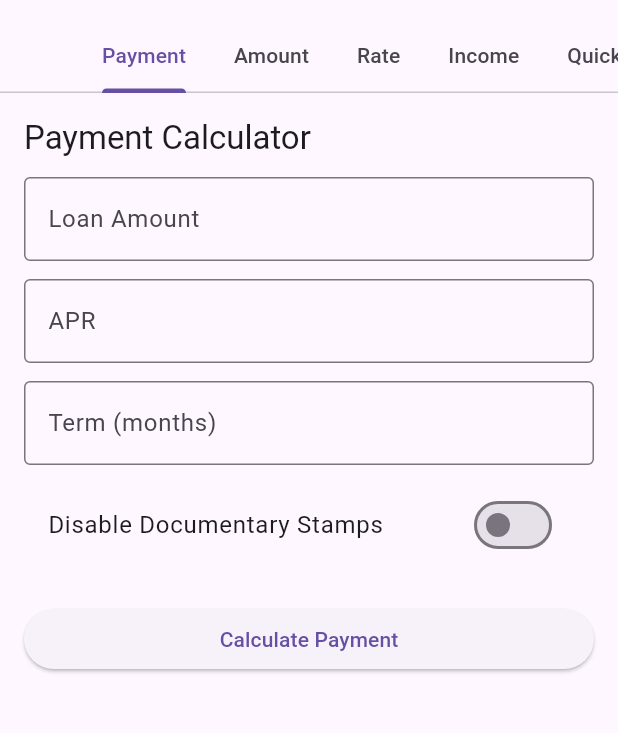
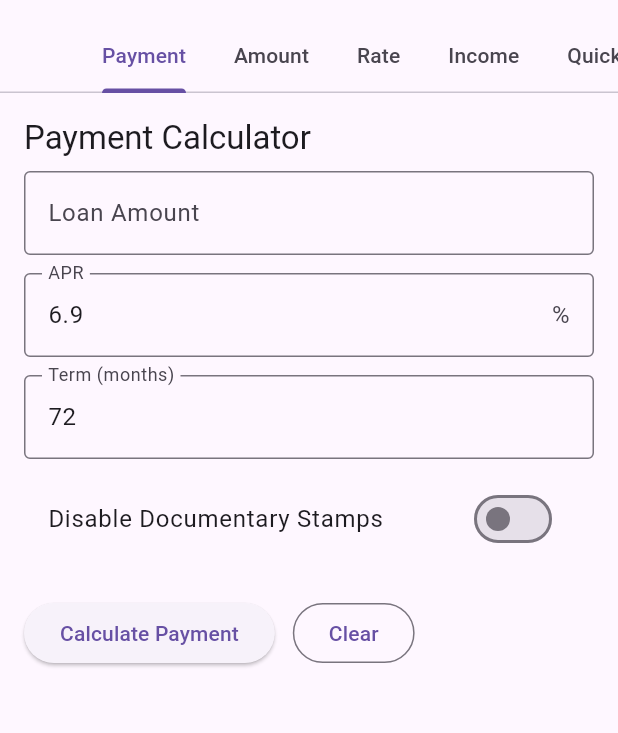
Before and after one commit to seanzmc/stingcalc_flutter, a Flutter app: the screen it shows after launch, on a phone screen of 412 x 824 dp, the part 63-796 px from its top. Run offline on Flutter 3.47's test engine with Material 3 defaults, Android fonts, the phone set to English and light mode, and no system bars.

Commit message:
added clear buttons

```diff
--- a/lib/payment_calculator_screen.dart
+++ b/lib/payment_calculator_screen.dart
@@ -28,6 +28,8 @@ class _PaymentCalculatorScreenState extends State<PaymentCalculatorScreen> {
   double? _totalLoan;
   double? _totalCost;
 
+  String? _errorMessage;
+
   @override
   void initState() {
     super.initState();
@@ -35,6 +37,9 @@ class _PaymentCalculatorScreenState extends State<PaymentCalculatorScreen> {
       _loanAmountController.text =
           widget.initialLoanAmount!.toStringAsFixed(2);
     }
+    // sensible defaults
+    _rateController.text = '6.9';
+    _termController.text = '72';
   }
 
   @override
@@ -46,6 +51,21 @@ class _PaymentCalculatorScreenState extends State<PaymentCalculatorScreen> {
       _loanAmountController.text =
           widget.initialLoanAmount!.toStringAsFixed(2);
     }
+  }
+
+  void _clearForm() {
+    _loanAmountController.clear();
+    _rateController.text = '6.9';
+    _termController.text = '72';
+
+    setState(() {
+      _disableDocStamps = false;
+      _payment = null;
+      _docStamps = null;
+      _totalLoan = null;
+      _totalCost = null;
+      _errorMessage = null;
+    });
   }
 
   @override
@@ -67,7 +87,17 @@ class _PaymentCalculatorScreenState extends State<PaymentCalculatorScreen> {
   }
 
   void _calculate() {
-    if (!_formKey.currentState!.validate()) return;
+    final valid = _formKey.currentState!.validate();
+    if (!valid) {
+      setState(() {
+        _errorMessage = 'Please fix the highlighted fields.';
+      });
+      return;
+    }
+
+    setState(() {
+      _errorMessage = null;
+    });
 
     final loanAmount = double.parse(_loanAmountController.text);
     final rate = double.parse(_rateController.text);
@@ -107,7 +137,17 @@ class _PaymentCalculatorScreenState extends State<PaymentCalculatorScreen> {
               'Payment Calculator',
               style: Theme.of(context).textTheme.titleLarge,
             ),
-            const SizedBox(height: 12),
+            const SizedBox(height: 8),
+            if (_errorMessage != null) ...[
+              Text(
+                _errorMessage!,
+                style: TextStyle(
+                  color: Theme.of(context).colorScheme.error,
+                  fontWeight: FontWeight.w600,
+                ),
+              ),
+              const SizedBox(height: 8),
+            ],
             TextFormField(
               controller: _loanAmountController,
               decoration: const InputDecoration(
@@ -117,6 +157,9 @@ class _PaymentCalculatorScreenState extends State<PaymentCalculatorScreen> {
               keyboardType: TextInputType.number,
               textInputAction: TextInputAction.next,
               validator: _requiredNumberValidator,
+              onFieldSubmitted: (_) {
+    FocusScope.of(context).nextFocus();
+  },
             ),
             const SizedBox(height: 12),
             TextFormField(
@@ -128,6 +171,9 @@ class _PaymentCalculatorScreenState extends State<PaymentCalculatorScreen> {
               keyboardType: TextInputType.number,
               textInputAction: TextInputAction.next,
               validator: _requiredNumberValidator,
+              onFieldSubmitted: (_) {
+    FocusScope.of(context).nextFocus();
+  },
             ),
             const SizedBox(height: 12),
             TextFormField(
@@ -160,10 +206,19 @@ class _PaymentCalculatorScreenState extends State<PaymentCalculatorScreen> {
                 }
               },
             ),
-            const SizedBox(height: 24),
-            ElevatedButton(
-              onPressed: _calculate,
-              child: const Text('Calculate Payment'),
+                        const SizedBox(height: 24),
+            Row(
+              children: [
+                ElevatedButton(
+                  onPressed: _calculate,
+                  child: const Text('Calculate Payment'),
+                ),
+                const SizedBox(width: 12),
+                OutlinedButton(
+                  onPressed: _clearForm,
+                  child: const Text('Clear'),
+                ),
+              ],
             ),
             if (_payment != null) ...[
               const SizedBox(height: 24),
```
